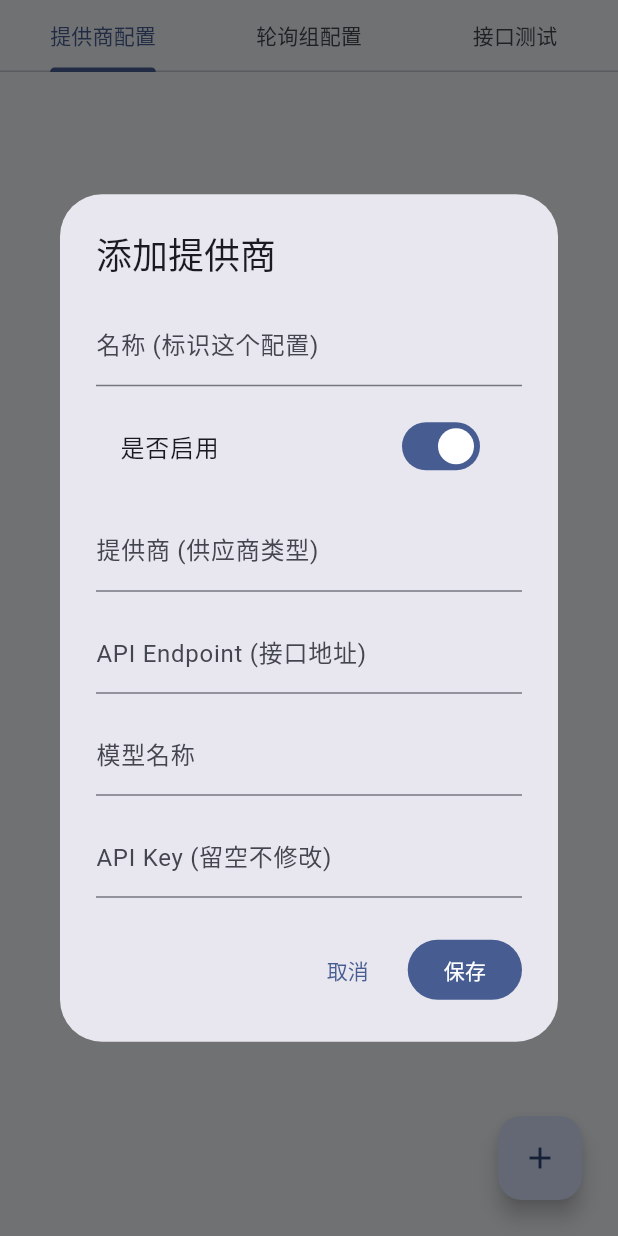
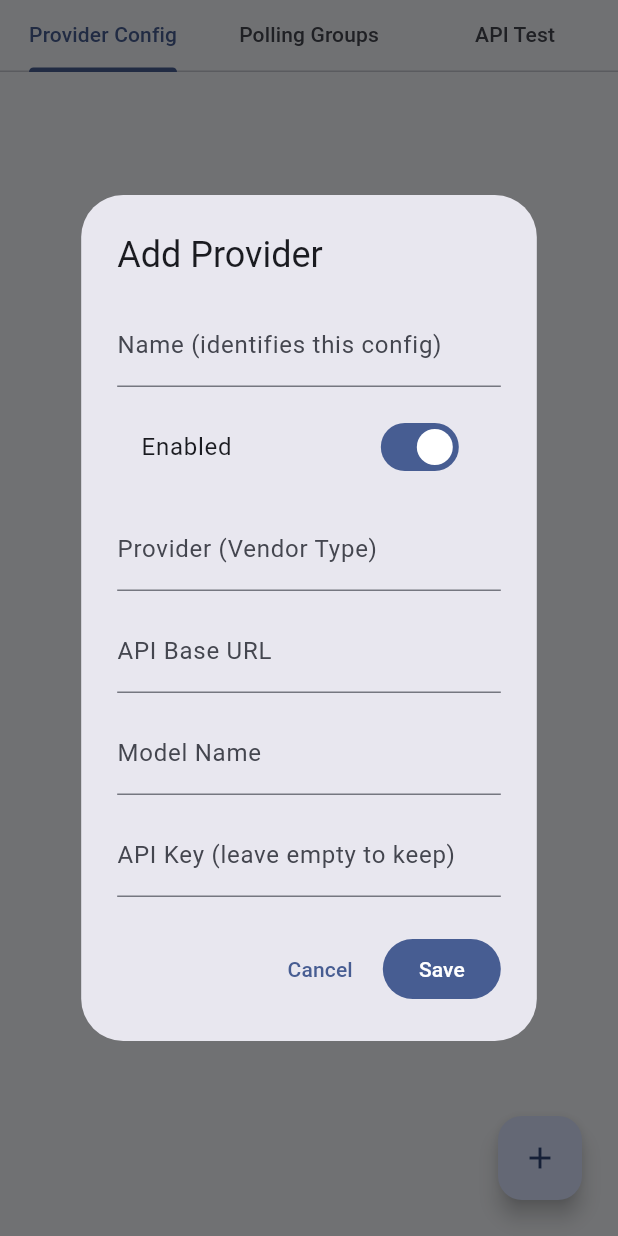
Before and after one commit to skyhhjmk/windblog_admin_flutter, a Flutter app: the AiProvidersPage widget shown alone on an empty page, opened directly with empty values, after a tap on the "add" icon, on a phone screen of 412 x 824 dp. Run offline on Flutter 3.47's test engine with Material 3 defaults, Android fonts, the phone set to English and light mode, and no system bars; our stand-ins replace file_picker, flutter_markdown_plus; missing offline and left inert: diff_match_patch, markdown; accounts and stored records are empty.

Commit message:
更新依赖，优化flutter页面和翻译字符串

```diff
--- a/lib/pages/ai_providers_page.dart
+++ b/lib/pages/ai_providers_page.dart
@@ -86,8 +86,8 @@ class _AiProvidersPageState extends State<AiProvidersPage>
       }
       if (!mounted) return;
       ScaffoldMessenger.of(context).showSnackBar(
-        const SnackBar(
-            content: Text('保存成功'), backgroundColor: Colors.green),
+        SnackBar(
+            content: Text(t(context, 'save_success')), backgroundColor: Colors.green),
       );
       _load();
     } on UnauthorizedException {
@@ -95,7 +95,7 @@ class _AiProvidersPageState extends State<AiProvidersPage>
     } catch (e) {
       if (!mounted) return;
       ScaffoldMessenger.of(context).showSnackBar(
-        SnackBar(content: Text('失败：$e'), backgroundColor: Colors.red),
+        SnackBar(content: Text('${t(context, 'save_failed')}$e'), backgroundColor: Colors.red),
       );
     }
   }
@@ -105,15 +105,15 @@ class _AiProvidersPageState extends State<AiProvidersPage>
       context: context,
       builder: (context) =>
           AlertDialog(
-            title: const Text('删除确认'),
-            content: const Text('确定要删除这个配置吗？'),
+            title: Text(t(context, 'ai_delete_confirm_title')),
+            content: Text(t(context, 'ai_delete_confirm_desc')),
             actions: [
               TextButton(onPressed: () => Navigator.pop(context, false),
-                  child: const Text('取消')),
+                  child: Text(t(context, 'cancel'))),
               FilledButton(
                 style: FilledButton.styleFrom(backgroundColor: Colors.red),
                 onPressed: () => Navigator.pop(context, true),
-                child: const Text('删除'),
+                child: Text(t(context, 'delete')),
               ),
             ],
           ),
@@ -125,7 +125,7 @@ class _AiProvidersPageState extends State<AiProvidersPage>
       } catch (e) {
         if (!mounted) return;
         ScaffoldMessenger.of(context).showSnackBar(
-          SnackBar(content: Text('删除失败：$e'), backgroundColor: Colors.red),
+          SnackBar(content: Text('${t(context, 'delete_failed')}$e'), backgroundColor: Colors.red),
         );
       }
     }
@@ -146,16 +146,16 @@ class _AiProvidersPageState extends State<AiProvidersPage>
         return StatefulBuilder(
           builder: (context, setState) {
             return AlertDialog(
-              title: Text(existing == null ? '添加${type == "PROVIDER"
-                  ? "提供商"
-                  : "轮询组"}' : '编辑配置'),
+              title: Text(existing == null ? (type == "PROVIDER"
+                  ? t(context, 'ai_add_provider')
+                  : t(context, 'ai_add_polling_group')) : t(context, 'ai_edit_config')),
               content: SingleChildScrollView(
                 child: Column(
                   mainAxisSize: MainAxisSize.min,
                   children: [
                     TextField(
-                      decoration: const InputDecoration(
-                          labelText: '名称 (标识这个配置)'),
+                      decoration: InputDecoration(
+                          labelText: t(context, 'ai_config_name')),
                       controller: TextEditingController(text: name)
                         ..selection = TextSelection.collapsed(offset: name
                             .length),
@@ -163,16 +163,16 @@ class _AiProvidersPageState extends State<AiProvidersPage>
                     ),
                     const SizedBox(height: 12),
                     SwitchListTile(
-                      title: const Text('是否启用'),
+                      title: Text(t(context, 'ai_is_enabled')),
                       value: enabled,
                       onChanged: (v) => setState(() => enabled = v),
                     ),
                     if (type == 'PROVIDER') ...[
                       const SizedBox(height: 12),
                       TextField(
-                        decoration: const InputDecoration(
-                          labelText: '提供商 (供应商类型)',
-                          hintText: '例如: OPENAI, CHATGLM (OpenAI V4), OLLAMA',
+                        decoration: InputDecoration(
+                          labelText: t(context, 'ai_provider_type'),
+                          hintText: t(context, 'ai_provider_type_hint'),
                         ),
                         controller: TextEditingController(text: provider)
                           ..selection = TextSelection.collapsed(
@@ -181,9 +181,9 @@ class _AiProvidersPageState extends State<AiProvidersPage>
                       ),
                       const SizedBox(height: 12),
                       TextField(
-                        decoration: const InputDecoration(
-                          labelText: 'API Endpoint (接口地址)',
-                          hintText: 'ChatGLM: https://open.bigmodel.cn/api/paas/v4/',
+                        decoration: InputDecoration(
+                          labelText: t(context, 'api_base_url'),
+                          hintText: t(context, 'ai_endpoint_hint_long'),
                         ),
                         controller: TextEditingController(text: endpoint)
                           ..selection = TextSelection.collapsed(
@@ -192,8 +192,8 @@ class _AiProvidersPageState extends State<AiProvidersPage>
                       ),
                       const SizedBox(height: 12),
                       TextField(
-                        decoration: const InputDecoration(
-                            labelText: '模型名称'),
+                        decoration: InputDecoration(
+                            labelText: t(context, 'ai_model_name')),
                         controller: TextEditingController(text: model)
                           ..selection = TextSelection.collapsed(
                               offset: model.length),
@@ -201,8 +201,8 @@ class _AiProvidersPageState extends State<AiProvidersPage>
                       ),
                       const SizedBox(height: 12),
                       TextField(
-                        decoration: const InputDecoration(
-                            labelText: 'API Key (留空不修改)'),
+                        decoration: InputDecoration(
+                            labelText: t(context, 'ai_api_key_modify_hint')),
                         controller: TextEditingController(text: ''),
                         onChanged: (v) => apiKey = v,
                       ),
@@ -210,9 +210,9 @@ class _AiProvidersPageState extends State<AiProvidersPage>
                     if (type == 'POLLING_GROUP') ...[
                       const SizedBox(height: 12),
                       TextField(
-                        decoration: const InputDecoration(
-                            labelText: 'JSON 配置 (algorithm, nodes)',
-                            hintText: '{"algorithm":"WEIGHTED_ROUND_ROBIN","nodes":[{"id":1,"weight":5}]}'),
+                        decoration: InputDecoration(
+                            labelText: t(context, 'ai_json_config'),
+                            hintText: t(context, 'ai_json_config_hint')),
                         controller: TextEditingController(text: configText)
                           ..selection = TextSelection.collapsed(
                               offset: configText.length),
@@ -225,7 +225,7 @@ class _AiProvidersPageState extends State<AiProvidersPage>
               ),
               actions: [
                 TextButton(onPressed: () => Navigator.pop(context),
-                    child: const Text('取消')),
+                    child: Text(t(context, 'cancel'))),
                 FilledButton(
                   onPressed: () {
                     final req = AiProviderConfigUpdateRequest(
@@ -241,7 +241,7 @@ class _AiProvidersPageState extends State<AiProvidersPage>
                     _saveConfig(existing?.id, req);
                     Navigator.pop(context);
                   },
-                  child: const Text('保存'),
+                  child: Text(t(context, 'save')),
                 ),
               ],
             );
@@ -290,7 +290,7 @@ class _AiProvidersPageState extends State<AiProvidersPage>
         } catch (e) {
           if (mounted) {
             setState(() {
-              _testOutput += '\n[数据解析失败]: $e\n原始数据: $line';
+              _testOutput += '\n[${t(context, 'ai_data_parse_failed')}]: $e\n${t(context, 'ai_raw_data')}: $line';
             });
           }
         }
@@ -298,7 +298,7 @@ class _AiProvidersPageState extends State<AiProvidersPage>
     } catch (e) {
       if (mounted) {
         setState(() {
-          _testOutput += '\n\n[测试出错]: $e';
+          _testOutput += '\n\n[${t(context, 'ai_test_error')}]: $e';
         });
       }
     } finally {
@@ -312,10 +312,10 @@ class _AiProvidersPageState extends State<AiProvidersPage>
       children: [
         TabBar(
           controller: _tabController,
-          tabs: const [
-            Tab(text: '提供商配置'),
-            Tab(text: '轮询组配置'),
-            Tab(text: '接口测试'),
+          tabs: [
+            Tab(text: t(context, 'ai_providers_config')),
+            Tab(text: t(context, 'ai_polling_groups')),
+            Tab(text: t(context, 'ai_test_api')),
           ],
         ),
         Expanded(
@@ -341,7 +341,7 @@ class _AiProvidersPageState extends State<AiProvidersPage>
     return Stack(
       children: [
         if (list.isEmpty)
-          const Center(child: Text('没有数据'))
+          Center(child: Text(t(context, 'no_data')))
         else
           ListView.builder(
             padding: const EdgeInsets.all(16),
@@ -355,11 +355,11 @@ class _AiProvidersPageState extends State<AiProvidersPage>
                   title: Text('${config.name} (ID: ${config.id})',
                       style: const TextStyle(fontWeight: FontWeight.bold)),
                   subtitle: Text(
-                      '状态: ${config.enabled ? '启用' : '禁用'}\n'
+                      '${t(context, 'status')}: ${config.enabled ? t(context, 'enabled') : t(context, 'disabled')}\n'
                           '${type == 'PROVIDER'
-                          ? '提供商: ${config.provider}\n端点: ${config
-                          .endpoint ?? '默认'}\n模型: ${config.model}'
-                          : '组配置 JSON: ${config.config}'}'
+                          ? '${t(context, 'ai_provider_type')}: ${config.provider}\n${t(context, 'api_base_url')}: ${config
+                          .endpoint ?? t(context, 'no_parent')}\n${t(context, 'ai_model_name')}: ${config.model}'
+                          : '${t(context, 'ai_json_config')}: ${config.config}'}'
                   ),
                   isThreeLine: true,
                   trailing: Row(
@@ -400,11 +400,11 @@ class _AiProvidersPageState extends State<AiProvidersPage>
         children: [
           Row(
             children: [
-              const Text('选择配置测试: ',
-                  style: TextStyle(fontWeight: FontWeight.bold)),
+              Text(t(context, 'ai_test_select_config'),
+                  style: const TextStyle(fontWeight: FontWeight.bold)),
               const SizedBox(width: 8),
               if (_configs.isEmpty)
-                const Text('没有配置')
+                Text(t(context, 'ai_no_configs'))
               else
                 DropdownButton<AiProviderConfig>(
                   value: _selectedTestConfig,
@@ -424,25 +424,24 @@ class _AiProvidersPageState extends State<AiProvidersPage>
           const SizedBox(height: 16),
           TextField(
             controller: _systemPromptCtrl,
-            decoration: const InputDecoration(
-              labelText: 'System Prompt (系统提示词可选)',
-              border: OutlineInputBorder(),
+            decoration: InputDecoration(
+              labelText: t(context, 'ai_system_prompt'),
+              border: const OutlineInputBorder(),
             ),
           ),
           const SizedBox(height: 12),
           TextField(
             controller: _testPromptCtrl,
             maxLines: 3,
-            decoration: const InputDecoration(
-              labelText: 'User Prompt (输入提示词)',
-              border: OutlineInputBorder(),
+            decoration: InputDecoration(
+              labelText: t(context, 'ai_user_prompt'),
+              border: const OutlineInputBorder(),
             ),
           ),
           const SizedBox(height: 12),
           SwitchListTile(
-            title: const Text('流式输出 (Streaming)'),
-            subtitle: const Text(
-                '开启后实时显示生成内容，关闭则等待完成后一次性显示'),
+            title: Text(t(context, 'ai_streaming')),
+            subtitle: Text(t(context, 'ai_streaming_hint')),
             value: _testStream,
             onChanged: (val) => setState(() => _testStream = val),
           ),
@@ -456,12 +455,12 @@ class _AiProvidersPageState extends State<AiProvidersPage>
                   child: CircularProgressIndicator(
                       color: Colors.white, strokeWidth: 2)) : const Icon(
                   Icons.send),
-              label: Text(_testing ? '测试中...' : '发送请求'),
+              label: Text(_testing ? t(context, 'ai_testing') : t(context, 'ai_send_request')),
             ),
           ),
           const SizedBox(height: 16),
-          const Text(
-              '响应结果:', style: TextStyle(fontWeight: FontWeight.bold)),
+          Text(
+              t(context, 'ai_response_result'), style: const TextStyle(fontWeight: FontWeight.bold)),
           const SizedBox(height: 8),
           Expanded(
             child: Container(
@@ -476,7 +475,7 @@ class _AiProvidersPageState extends State<AiProvidersPage>
                   crossAxisAlignment: CrossAxisAlignment.stretch,
                   children: [
                     if (_testReasoning.isNotEmpty) ...[
-                      Text('深度思考:', style: TextStyle(
+                      Text(t(context, 'ai_deep_thinking'), style: TextStyle(
                           fontWeight: FontWeight.bold, color: Colors.indigo
                           .shade400)),
                       Container(
@@ -493,7 +492,7 @@ class _AiProvidersPageState extends State<AiProvidersPage>
                       ),
                     ],
                     SelectableText(_testOutput.isEmpty && !_testing
-                        ? '等待请求结果...'
+                        ? t(context, 'ai_waiting_result')
                         : _testOutput),
                   ],
                 ),
--- a/lib/pages/categories_page.dart
+++ b/lib/pages/categories_page.dart
@@ -16,7 +16,7 @@ class CategoriesPage extends StatefulWidget {
 
 class _CategoriesPageState extends State<CategoriesPage> {
   List<CategoryItem> categories = [];
-  bool loading = false;
+  bool loading = true;
 
   @override
   void initState() {
--- a/lib/pages/comments_page.dart
+++ b/lib/pages/comments_page.dart
@@ -16,7 +16,7 @@ class CommentsPage extends StatefulWidget {
 
 class _CommentsPageState extends State<CommentsPage> {
   List<CommentItem> comments = [];
-  bool loading = false;
+  bool loading = true;
   int currentPage = 1;
   int totalPages = 1;
   int totalItems = 0;
@@ -341,7 +341,7 @@ class _CommentsPageState extends State<CommentsPage> {
                                           const SizedBox(width: 8),
                                           Expanded(
                                             child: Text(
-                                              'AI审核原因: ${comment
+                                              '${t(context, 'ai_audit_reason')}: ${comment
                                                   .auditReason}',
                                               style: TextStyle(
                                                 color: Colors.red.shade700,
--- a/lib/pages/media_library_page.dart
+++ b/lib/pages/media_library_page.dart
@@ -89,7 +89,7 @@ class _MediaLibraryPageState extends State<MediaLibraryPage> {
   }
 
   Future<void> _uploadMedia() async {
-    final result = await FilePicker.platform.pickFiles(withData: true);
+    final result = await FilePicker.pickFiles(withData: true);
     if (result == null || result.files.isEmpty) return;
     final file = result.files.first;
     final bytes = file.bytes;
--- a/lib/pages/system_monitor_page.dart
+++ b/lib/pages/system_monitor_page.dart
@@ -16,7 +16,7 @@ class SystemMonitorPage extends StatefulWidget {
 
 class _SystemMonitorPageState extends State<SystemMonitorPage> {
   SystemMonitorInfo? monitorInfo;
-  bool loading = false;
+  bool loading = true;
   String? error;
   DateTime? lastUpdate;
 
@@ -90,8 +90,8 @@ class _SystemMonitorPageState extends State<SystemMonitorPage> {
               )
             else
               if (monitorInfo == null)
-                const Expanded(
-                  child: Center(child: Text('No data')),
+                Expanded(
+                  child: Center(child: Text(t(context, 'no_data'))),
                 )
               else
                 Expanded(
--- a/lib/pages/user_management_page.dart
+++ b/lib/pages/user_management_page.dart
@@ -19,7 +19,7 @@ class UserManagementPage extends StatefulWidget {
 class _UserManagementPageState extends State<UserManagementPage> {
   final keywordCtrl = TextEditingController();
   PageResult<UserListItem>? pageResult;
-  bool loading = false;
+  bool loading = true;
   bool loadingRoles = true;
   List<PermissionRoleItem> roles = [];
   int page = 1;
@@ -205,7 +205,7 @@ class _UserManagementPageState extends State<UserManagementPage> {
                                 Text('${user.email} · ${user.roleName}'),
                                 if (user.pointsBalance != null)
                                   Text(
-                                    '积分：${user.pointsBalance}',
+                                    '${t(context, 'points')}：${user.pointsBalance}',
                                     style: TextStyle(
                                       color: Theme
                                           .of(context)
@@ -225,7 +225,7 @@ class _UserManagementPageState extends State<UserManagementPage> {
                                   icon: const Icon(Icons
                                       .account_balance_wallet),
                                   onPressed: () => _openWallet(user),
-                                  tooltip: '钱包',
+                                  tooltip: t(context, 'wallet'),
                                 ),
                               ],
                             ),
```
Also changed, not shown: assets/l10n/en.json (+64 -1 lines), assets/l10n/zh.json (+64 -1 lines), lib/pages/audit_logs_page.dart (+30 -30 lines), lib/pages/home_page.dart (+20 -20 lines), lib/pages/posts_page.dart (+11 -4 lines), lib/pages/queues_page.dart (+25 -18 lines), pubspec.yaml (+4 -4 lines), pubspec.lock.
